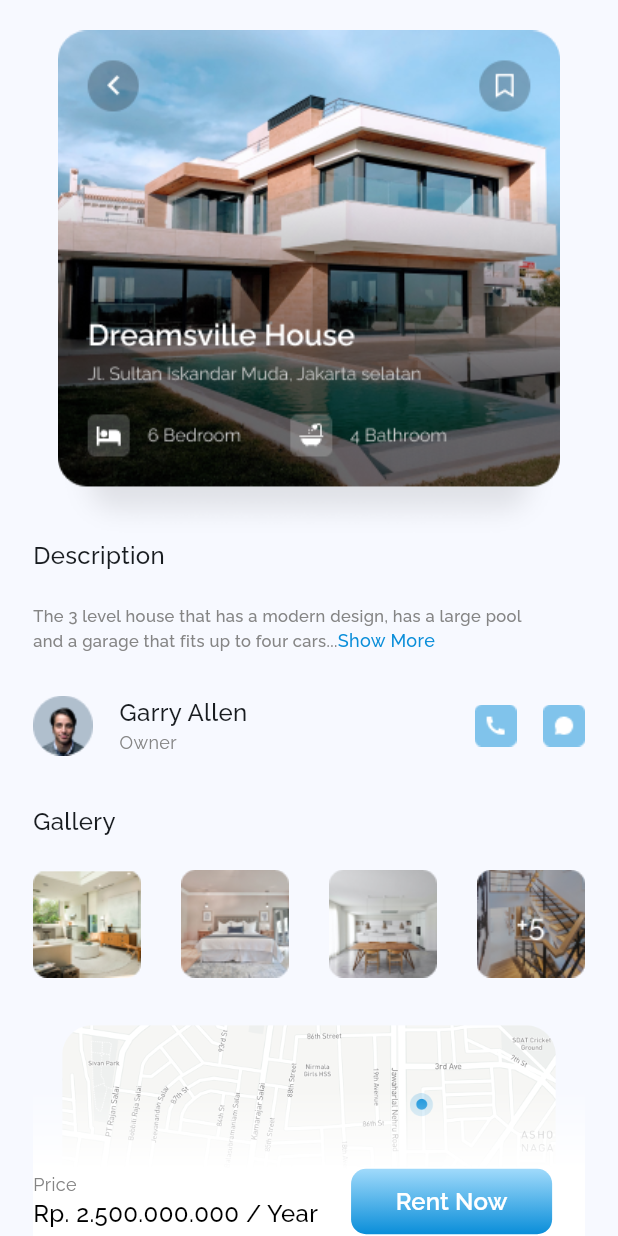
After one commit to ManuelSena19/zaptek-home-rental, a Flutter app: the DetailsPage screen opened directly, on a phone screen of 412 x 824 dp. The commit adds this screen. Run offline on Flutter 3.47's test engine with Material 2 defaults, Android fonts, the phone set to English and light mode, and no system bars; our stand-ins replace google_fonts.

Commit message:
completed product details page

```diff
--- /dev/null
+++ b/lib/details_page.dart
@@ -0,0 +1,207 @@
+import 'package:flutter/material.dart';
+import 'package:google_fonts/google_fonts.dart';
+
+class DetailsPage extends StatefulWidget {
+  const DetailsPage({super.key});
+
+  @override
+  State<DetailsPage> createState() => _DetailsPageState();
+}
+
+class _DetailsPageState extends State<DetailsPage> {
+  @override
+  Widget build(BuildContext context) {
+    double height = MediaQuery.of(context).size.height;
+    double width = MediaQuery.of(context).size.width;
+
+    double heightRatio = height / 812;
+    double widthRatio = width / 375;
+
+    double paddingVertical = heightRatio * 20;
+    double paddingHorizontal = widthRatio * 20;
+
+    double verticalConverter(double value) {
+      double newValue = heightRatio * value;
+      return newValue;
+    }
+
+    double horizontalConverter(double value) {
+      double newValue = widthRatio * value;
+      return newValue;
+    }
+
+    return Scaffold(
+      body: Padding(
+        padding: EdgeInsets.fromLTRB(
+            paddingHorizontal, paddingVertical, paddingHorizontal, 0),
+        child: ListView(
+          scrollDirection: Axis.vertical,
+          children: [
+            Center(
+              child: Image.asset('assets/dreamsville_details.png'),
+            ),
+            Text(
+              'Description',
+              style: GoogleFonts.raleway(
+                  fontWeight: FontWeight.w500, fontSize: 16),
+            ),
+            SizedBox(height: verticalConverter(20)),
+            SizedBox(
+              height: verticalConverter(36),
+              child: Column(
+                mainAxisAlignment: MainAxisAlignment.start,
+                crossAxisAlignment: CrossAxisAlignment.start,
+                children: [
+                  Text(
+                    'The 3 level house that has a modern design, has a large pool',
+                    style: GoogleFonts.raleway(
+                      fontSize: 11,
+                      fontWeight: FontWeight.w500,
+                      color: const Color.fromRGBO(133, 133, 133, 1),
+                    ),
+                  ),
+                  Row(
+                    children: [
+                      Text(
+                        'and a garage that fits up to four cars...',
+                        style: GoogleFonts.raleway(
+                            fontSize: 11,
+                            fontWeight: FontWeight.w500,
+                            color: const Color.fromRGBO(133, 133, 133, 1)),
+                      ),
+                      Text(
+                        'Show More',
+                        style: GoogleFonts.raleway(
+                            fontSize: 12,
+                            fontWeight: FontWeight.w500,
+                            color: const Color.fromRGBO(10, 142, 217, 1)),
+                      ),
+                    ],
+                  ),
+                ],
+              ),
+            ),
+            SizedBox(height: verticalConverter(24)),
+            SizedBox(
+              height: verticalConverter(40),
+              child: Row(
+                children: [
+                  Image.asset('assets/gary.png'),
+                  SizedBox(width: horizontalConverter(16)),
+                  Column(
+                    crossAxisAlignment: CrossAxisAlignment.start,
+                    children: [
+                      Text(
+                        'Garry Allen',
+                        style: GoogleFonts.raleway(
+                            fontWeight: FontWeight.w500, fontSize: 16),
+                      ),
+                      Text(
+                        'Owner',
+                        style: GoogleFonts.raleway(
+                          fontWeight: FontWeight.w400,
+                          fontSize: 12,
+                          color: const Color.fromRGBO(133, 133, 133, 1),
+                        ),
+                      ),
+                    ],
+                  ),
+                  Expanded(child: Container()),
+                  Image.asset('assets/phone.png'),
+                  SizedBox(width: horizontalConverter(16)),
+                  Image.asset('assets/message.png'),
+                ],
+              ),
+            ),
+            SizedBox(height: verticalConverter(32)),
+            SizedBox(
+              height: verticalConverter(111),
+              child: Column(
+                crossAxisAlignment: CrossAxisAlignment.start,
+                children: [
+                  Text(
+                    'Gallery',
+                    style: GoogleFonts.raleway(
+                        fontWeight: FontWeight.w500, fontSize: 16),
+                  ),
+                  SizedBox(height: verticalConverter(20)),
+                  Row(
+                    mainAxisAlignment: MainAxisAlignment.spaceBetween,
+                    children: [
+                      Image.asset('assets/image_1.png'),
+                      Image.asset('assets/image_2.png'),
+                      Image.asset('assets/image_3.png'),
+                      Image.asset('assets/image_4.png'),
+                    ],
+                  )
+                ],
+              ),
+            ),
+            SizedBox(height: verticalConverter(32)),
+            Stack(
+              children: [
+                Image.asset('assets/map.png'),
+                Positioned(
+                  bottom: 10,
+                  child: Row(
+                    children: [
+                      Column(
+                        crossAxisAlignment: CrossAxisAlignment.start,
+                        children: [
+                          Text(
+                            'Price',
+                            style: GoogleFonts.raleway(
+                              fontSize: 12,
+                              fontWeight: FontWeight.w400,
+                              color: const Color.fromRGBO(133, 133, 133, 1),
+                            ),
+                          ),
+                          Text(
+                            'Rp. 2.500.000.000 / Year',
+                            style: GoogleFonts.raleway(
+                              fontSize: 16,
+                              fontWeight: FontWeight.w500,
+                              color: Colors.black,
+                            ),
+                          ),
+                        ],
+                      ),
+                      SizedBox(width: horizontalConverter(20)),
+                      Container(
+                        width: horizontalConverter(122),
+                        height: verticalConverter(43),
+                        decoration: const BoxDecoration(
+                          gradient: LinearGradient(
+                              colors: [
+                                Color.fromRGBO(160, 218, 251, 1),
+                                Color.fromRGBO(10, 142, 217, 1)
+                              ],
+                              begin: Alignment.topCenter,
+                              end: Alignment.bottomCenter),
+                          borderRadius: BorderRadius.all(Radius.circular(10)),
+                        ),
+                        child: ElevatedButton(
+                          onPressed: () {},
+                          style: ElevatedButton.styleFrom(
+                              elevation: 0,
+                              backgroundColor: Colors.transparent),
+                          child: Text(
+                            'Rent Now',
+                            style: GoogleFonts.raleway(
+                                fontWeight: FontWeight.w600,
+                                fontSize: 16,
+                                color: Colors.white),
+                          ),
+                        ),
+                      ),
+                    ],
+                  ),
+                ),
+              ],
+            ),
+          ],
+        ),
+      ),
+    );
+  }
+}
--- a/lib/home_page.dart
+++ b/lib/home_page.dart
@@ -1,5 +1,6 @@
 import 'package:flutter/material.dart';
 import 'package:google_fonts/google_fonts.dart';
+import 'package:zaptek_rental/details_page.dart';
 
 class HomePage extends StatefulWidget {
   const HomePage({super.key});
@@ -259,8 +260,19 @@ class _HomePageState extends State<HomePage> {
               crossAxisAlignment: CrossAxisAlignment.start,
               mainAxisAlignment: MainAxisAlignment.center,
               children: [
-                Image.asset(
-                  'assets/dreamsville_home.png',
+                GestureDetector(
+                  onTap: () {
+                    Navigator.of(context).push(
+                      MaterialPageRoute(
+                        builder: (context) {
+                          return const DetailsPage();
+                        },
+                      ),
+                    );
+                  },
+                  child: Image.asset(
+                    'assets/dreamsville_home.png',
+                  ),
                 ),
                 SizedBox(width: horizontalConverter(10)),
                 Image.asset(
@@ -270,8 +282,8 @@ class _HomePageState extends State<HomePage> {
             ),
           ),
           Padding(
-            padding: EdgeInsets.fromLTRB(
-                paddingHorizontal, 0, paddingHorizontal, 0),
+            padding:
+                EdgeInsets.fromLTRB(paddingHorizontal, 0, paddingHorizontal, 0),
             child: SizedBox(
               height: verticalConverter(19),
               child: Row(
```
Also changed, not shown: assets/dreamsville_details.png (added), assets/gary.png (added), assets/image_1.png (added), assets/image_2.png (added), assets/image_3.png (added), assets/image_4.png (added), assets/map.png (added), assets/map_2.png (added), assets/message.png (added), assets/phone.png (added).
